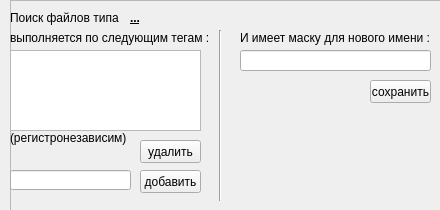
The window that tags_window_design.ui (grisha-grisha/PED_Sorter_GSP) describes before a commit, drawn with Qt 5.
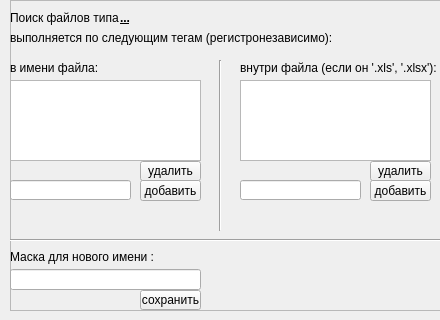
The same window after the commit.

Diff of the .ui file:
```diff
--- a/tags_window_design.ui
+++ b/tags_window_design.ui
@@ -7,7 +7,7 @@
     <x>0</x>
     <y>0</y>
     <width>440</width>
-    <height>210</height>
+    <height>320</height>
    </rect>
   </property>
   <property name="sizePolicy">
@@ -19,13 +19,13 @@
   <property name="minimumSize">
    <size>
     <width>440</width>
-    <height>210</height>
+    <height>320</height>
    </size>
   </property>
   <property name="maximumSize">
    <size>
     <width>440</width>
-    <height>210</height>
+    <height>320</height>
    </size>
   </property>
   <property name="windowTitle">
@@ -36,8 +36,8 @@
     <rect>
      <x>10</x>
      <y>0</y>
-     <width>441</width>
-     <height>211</height>
+     <width>431</width>
+     <height>311</height>
     </rect>
    </property>
    <property name="frameShape">
@@ -50,7 +50,7 @@
     <property name="geometry">
      <rect>
       <x>0</x>
-      <y>170</y>
+      <y>180</y>
       <width>121</width>
       <height>20</height>
      </rect>
@@ -60,7 +60,7 @@
     <property name="geometry">
      <rect>
       <x>0</x>
-      <y>50</y>
+      <y>80</y>
       <width>191</width>
       <height>81</height>
      </rect>
@@ -83,9 +83,9 @@
     <property name="geometry">
      <rect>
       <x>130</x>
-      <y>170</y>
+      <y>180</y>
       <width>61</width>
-      <height>23</height>
+      <height>21</height>
      </rect>
     </property>
     <property name="text">
@@ -96,9 +96,9 @@
     <property name="geometry">
      <rect>
       <x>130</x>
-      <y>140</y>
+      <y>161</y>
       <width>61</width>
-      <height>23</height>
+      <height>20</height>
      </rect>
     </property>
     <property name="text">
@@ -110,20 +110,20 @@
      <rect>
       <x>0</x>
       <y>30</y>
-      <width>201</width>
+      <width>351</width>
       <height>16</height>
      </rect>
     </property>
     <property name="text">
-     <string>выполняется по следующим тегам :</string>
+     <string>выполняется по следующим тегам (регистронезависимо):</string>
     </property>
    </widget>
    <widget class="QLabel" name="type_label">
     <property name="geometry">
      <rect>
-      <x>120</x>
+      <x>110</x>
       <y>10</y>
-      <width>321</width>
+      <width>311</width>
       <height>16</height>
      </rect>
     </property>
@@ -143,7 +143,7 @@
     <property name="geometry">
      <rect>
       <x>200</x>
-      <y>30</y>
+      <y>60</y>
       <width>20</width>
       <height>171</height>
      </rect>
@@ -155,21 +155,21 @@
    <widget class="QLabel" name="label_3">
     <property name="geometry">
      <rect>
-      <x>230</x>
-      <y>30</y>
+      <x>0</x>
+      <y>249</y>
       <width>191</width>
       <height>16</height>
      </rect>
     </property>
     <property name="text">
-     <string>И имеет маску для нового имени :</string>
+     <string>Маска для нового имени :</string>
     </property>
    </widget>
    <widget class="QLineEdit" name="mask_lineEdit">
     <property name="geometry">
      <rect>
-      <x>230</x>
-      <y>50</y>
+      <x>0</x>
+      <y>269</y>
       <width>191</width>
       <height>21</height>
      </rect>
@@ -178,10 +178,10 @@
    <widget class="QPushButton" name="save_mask">
     <property name="geometry">
      <rect>
-      <x>360</x>
-      <y>80</y>
+      <x>130</x>
+      <y>290</y>
       <width>61</width>
-      <height>23</height>
+      <height>20</height>
      </rect>
     </property>
     <property name="text">
@@ -192,13 +192,85 @@
     <property name="geometry">
      <rect>
       <x>0</x>
-      <y>130</y>
+      <y>60</y>
       <width>201</width>
       <height>16</height>
      </rect>
     </property>
     <property name="text">
-     <string>(регистронезависим)</string>
+     <string>в имени файла:</string>
+    </property>
+   </widget>
+   <widget class="QListWidget" name="TagList_2">
+    <property name="geometry">
+     <rect>
+      <x>230</x>
+      <y>80</y>
+      <width>191</width>
+      <height>81</height>
+     </rect>
+    </property>
+   </widget>
+   <widget class="QPushButton" name="add_tag_2">
+    <property name="geometry">
+     <rect>
+      <x>360</x>
+      <y>180</y>
+      <width>61</width>
+      <height>21</height>
+     </rect>
+    </property>
+    <property name="text">
+     <string>добавить</string>
+    </property>
+   </widget>
+   <widget class="QLineEdit" name="tag_lineEdit_2">
+    <property name="geometry">
+     <rect>
+      <x>230</x>
+      <y>180</y>
+      <width>121</width>
+      <height>20</height>
+     </rect>
+    </property>
+   </widget>
+   <widget class="QPushButton" name="delete_tag_2">
+    <property name="geometry">
+     <rect>
+      <x>360</x>
+      <y>161</y>
+      <width>61</width>
+      <height>20</height>
+     </rect>
+    </property>
+    <property name="text">
+     <string>удалить</string>
+    </property>
+   </widget>
+   <widget class="QLabel" name="label_6">
+    <property name="geometry">
+     <rect>
+      <x>230</x>
+      <y>60</y>
+      <width>201</width>
+      <height>16</height>
+     </rect>
+    </property>
+    <property name="text">
+     <string>внутри файла (если он '.xls', '.xlsx'):</string>
+    </property>
+   </widget>
+   <widget class="Line" name="line_2">
+    <property name="geometry">
+     <rect>
+      <x>0</x>
+      <y>230</y>
+      <width>431</width>
+      <height>20</height>
+     </rect>
+    </property>
+    <property name="orientation">
+     <enum>Qt::Horizontal</enum>
     </property>
    </widget>
   </widget>
```
Left out of the diff: 2 changed lines with no effect on the pictures.
